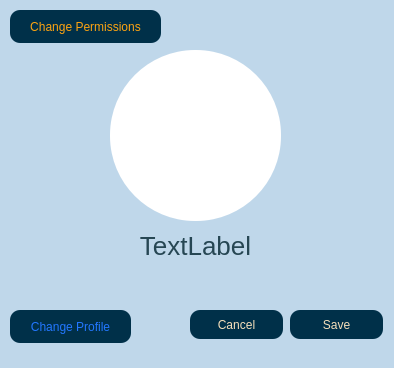
The window that client/groupprofile.ui (AP-projects-4001/jan-ghahve) describes before a commit, drawn with Qt 5.
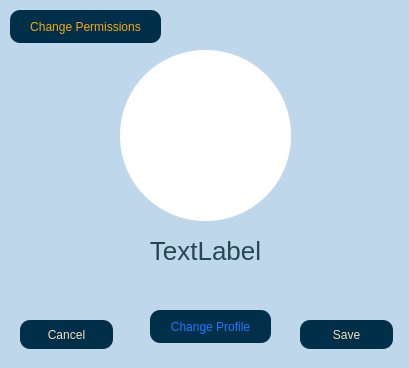
The same window after the commit.

```diff
--- a/client/groupprofile.ui
+++ b/client/groupprofile.ui
@@ -6,7 +6,7 @@
    <rect>
     <x>0</x>
     <y>0</y>
-    <width>394</width>
+    <width>409</width>
     <height>368</height>
    </rect>
   </property>
@@ -40,10 +40,10 @@
   <widget class="QLabel" name="lbl_name">
    <property name="geometry">
     <rect>
-     <x>110</x>
+     <x>80</x>
      <y>230</y>
-     <width>171</width>
-     <height>31</height>
+     <width>251</width>
+     <height>41</height>
     </rect>
    </property>
    <property name="styleSheet">
@@ -60,7 +60,7 @@
   <widget class="QPushButton" name="pbn_change_image">
    <property name="geometry">
     <rect>
-     <x>10</x>
+     <x>150</x>
      <y>310</y>
      <width>121</width>
      <height>33</height>
@@ -81,8 +81,8 @@
   <widget class="QPushButton" name="pbn_save">
    <property name="geometry">
     <rect>
-     <x>290</x>
-     <y>310</y>
+     <x>300</x>
+     <y>320</y>
      <width>93</width>
      <height>29</height>
     </rect>
@@ -102,8 +102,8 @@
   <widget class="QPushButton" name="pbn_cancel">
    <property name="geometry">
     <rect>
-     <x>190</x>
-     <y>310</y>
+     <x>20</x>
+     <y>320</y>
      <width>93</width>
      <height>29</height>
     </rect>
@@ -123,7 +123,7 @@
   <widget class="QLabel" name="lbl_img">
    <property name="geometry">
     <rect>
-     <x>110</x>
+     <x>120</x>
      <y>50</y>
      <width>171</width>
      <height>171</height>
```
